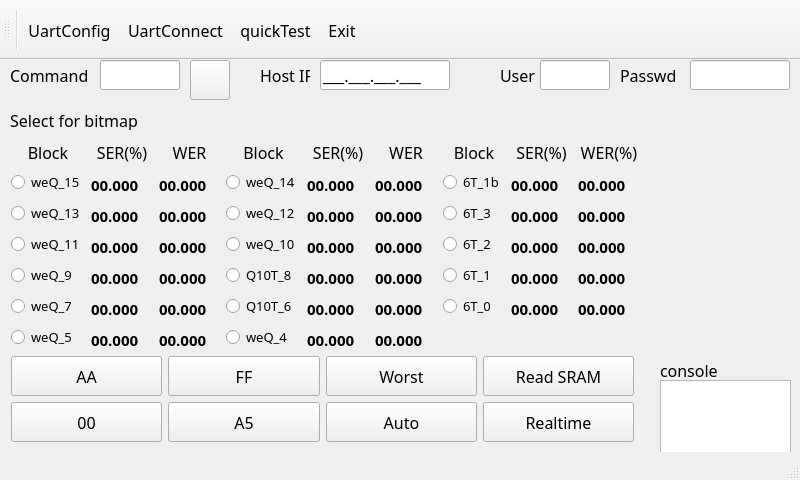
Qt form mainwindow.ui (trangjackie/q12t_qt) before a commit.
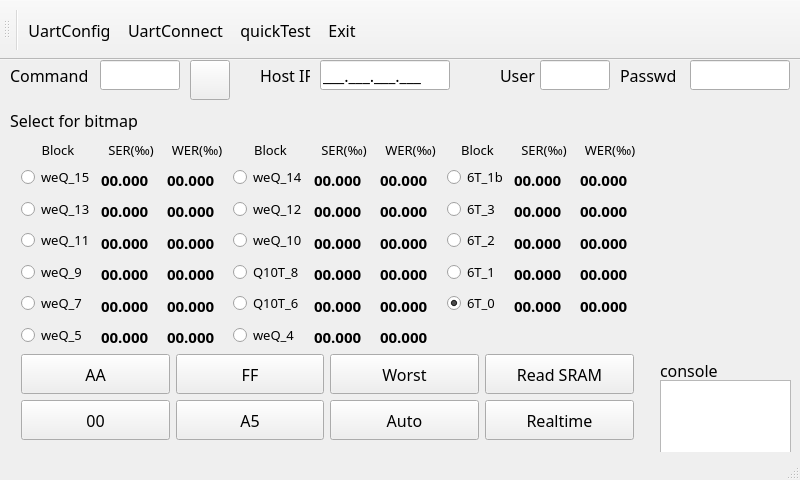
The same form after that commit. Icons and pictures are not drawn.

Commit message: complete read,write all block, calculate SER and WER

Patch:
```diff
--- a/mainwindow.ui
+++ b/mainwindow.ui
@@ -169,10 +169,10 @@
    <widget class="QWidget" name="gridLayoutWidget">
     <property name="geometry">
      <rect>
-      <x>0</x>
+      <x>10</x>
       <y>70</y>
-      <width>651</width>
-      <height>323</height>
+      <width>641</width>
+      <height>321</height>
      </rect>
     </property>
     <layout class="QGridLayout" name="gridLayout">
@@ -230,6 +230,11 @@
        </item>
        <item row="0" column="4">
         <widget class="QLabel" name="label_7">
+         <property name="font">
+          <font>
+           <pointsize>10</pointsize>
+          </font>
+         </property>
          <property name="text">
           <string>Block</string>
          </property>
@@ -535,6 +540,9 @@
          <property name="text">
           <string>6T_0</string>
          </property>
+         <property name="checked">
+          <bool>true</bool>
+         </property>
         </widget>
        </item>
        <item row="5" column="4">
@@ -922,6 +930,11 @@
        </item>
        <item row="0" column="1">
         <widget class="QLabel" name="label_6">
+         <property name="font">
+          <font>
+           <pointsize>10</pointsize>
+          </font>
+         </property>
          <property name="text">
           <string>Block</string>
          </property>
@@ -984,8 +997,13 @@
        </item>
        <item row="0" column="2">
         <widget class="QLabel" name="label_11">
+         <property name="font">
+          <font>
+           <pointsize>10</pointsize>
+          </font>
+         </property>
          <property name="text">
-          <string>SER(%)</string>
+          <string>SER(‰)</string>
          </property>
          <property name="alignment">
           <set>Qt::AlignCenter</set>
@@ -994,6 +1012,11 @@
        </item>
        <item row="0" column="7">
         <widget class="QLabel" name="label_8">
+         <property name="font">
+          <font>
+           <pointsize>10</pointsize>
+          </font>
+         </property>
          <property name="text">
           <string>Block</string>
          </property>
@@ -1030,8 +1053,13 @@
        </item>
        <item row="0" column="3">
         <widget class="QLabel" name="label_12">
+         <property name="font">
+          <font>
+           <pointsize>10</pointsize>
+          </font>
+         </property>
          <property name="text">
-          <string>WER</string>
+          <string>WER(‰)</string>
          </property>
          <property name="alignment">
           <set>Qt::AlignCenter</set>
@@ -1040,8 +1068,13 @@
        </item>
        <item row="0" column="5">
         <widget class="QLabel" name="label_13">
+         <property name="font">
+          <font>
+           <pointsize>10</pointsize>
+          </font>
+         </property>
          <property name="text">
-          <string>SER(%)</string>
+          <string>SER(‰)</string>
          </property>
          <property name="alignment">
           <set>Qt::AlignCenter</set>
@@ -1050,8 +1083,13 @@
        </item>
        <item row="0" column="8">
         <widget class="QLabel" name="label_14">
+         <property name="font">
+          <font>
+           <pointsize>10</pointsize>
+          </font>
+         </property>
          <property name="text">
-          <string>SER(%)</string>
+          <string>SER(‰)</string>
          </property>
          <property name="alignment">
           <set>Qt::AlignCenter</set>
@@ -1060,8 +1098,13 @@
        </item>
        <item row="0" column="6">
         <widget class="QLabel" name="label_15">
+         <property name="font">
+          <font>
+           <pointsize>10</pointsize>
+          </font>
+         </property>
          <property name="text">
-          <string>WER</string>
+          <string>WER(‰)</string>
          </property>
          <property name="alignment">
           <set>Qt::AlignCenter</set>
@@ -1070,8 +1113,13 @@
        </item>
        <item row="0" column="9">
         <widget class="QLabel" name="label_16">
+         <property name="font">
+          <font>
+           <pointsize>10</pointsize>
+          </font>
+         </property>
          <property name="text">
-          <string>WER(%)</string>
+          <string>WER(‰)</string>
          </property>
          <property name="alignment">
           <set>Qt::AlignCenter</set>
```
The commit also changes 2 other files.
